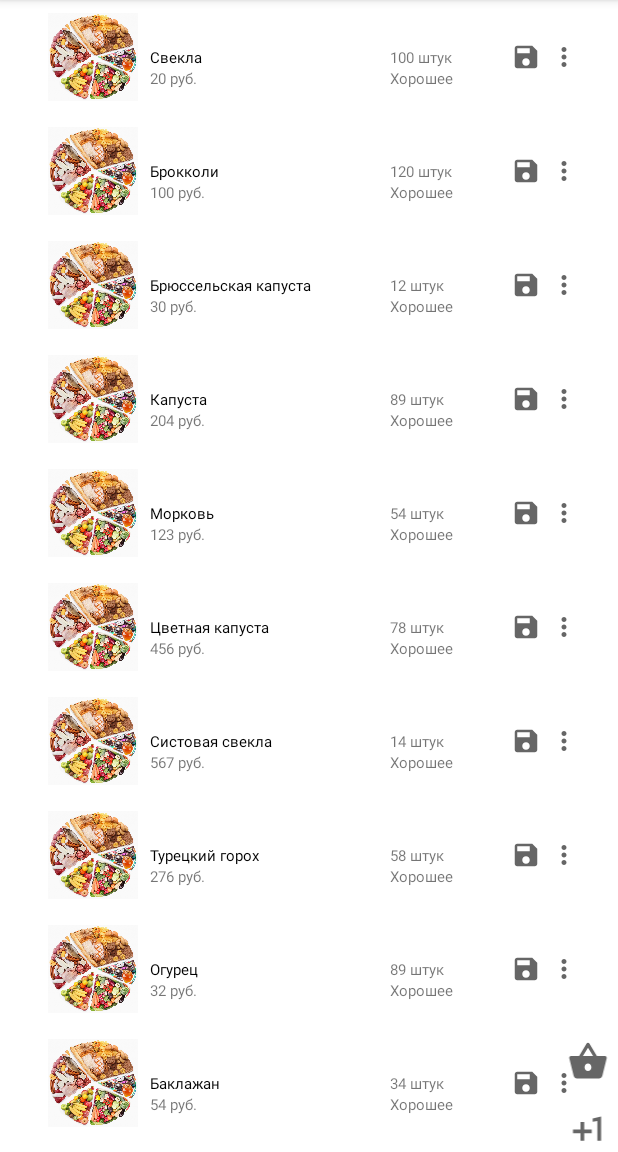
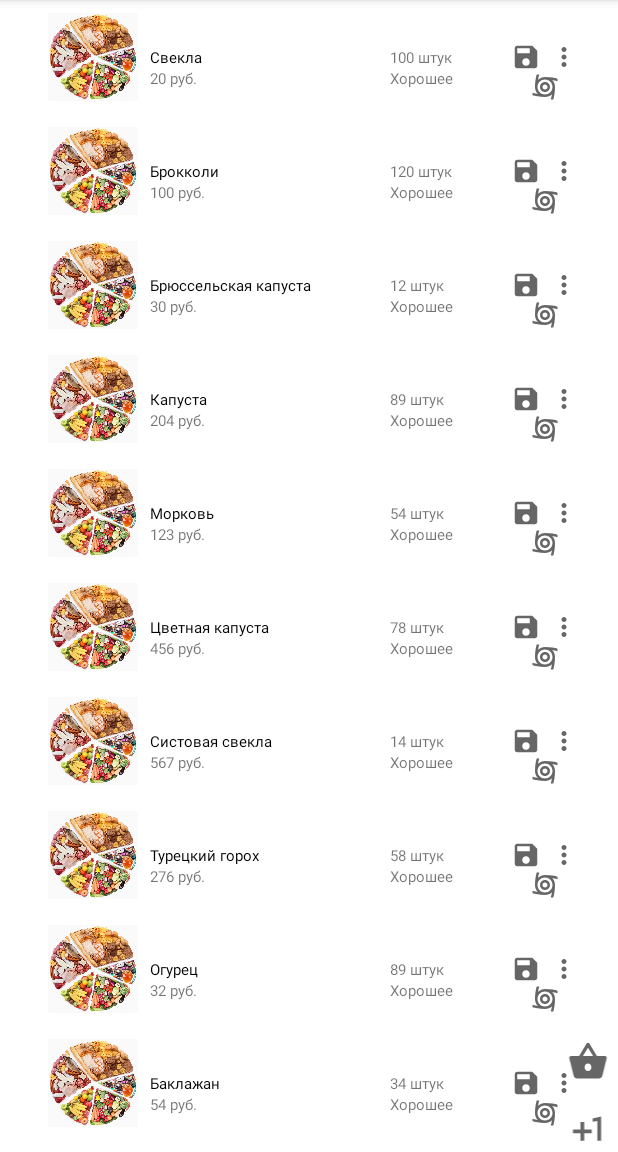
Before and after one commit to Mirex96/DZ.26.03.2022, an Android app: the screen it shows after launch (MainActivity), on a phone screen of 412 x 824 dp, the part 84-1236 px from its top. Run offline under Robolectric (Android 15) with nearby library versions, the phone set to English and light mode, and no system bars.

Commit message:
04.04.2022

```diff
--- a/app/src/main/java/com/example/dz26032022/EditActivity.kt
+++ b/app/src/main/java/com/example/dz26032022/EditActivity.kt
@@ -44,7 +44,7 @@ class EditActivity : AppCompatActivity() {
             finish()
 
 
-            if(product != newEditProduct) {
+            if (product != newEditProduct) {
                 Toast.makeText(this, "Продукт ${product.name} изменен", Toast.LENGTH_SHORT).show()
             } else {
                 Toast.makeText(this, "Продукт не изменен", Toast.LENGTH_SHORT).show()
--- a/app/src/main/java/com/example/dz26032022/MainActivity.kt
+++ b/app/src/main/java/com/example/dz26032022/MainActivity.kt
@@ -23,8 +23,6 @@ const val REQUEST_ADD = 101
 const val REQUEST_EDIT = 100
 const val SP_NAME = "User_SP"
 const val KEY_SP_PRODUCT = "KEY_SP_PRODUCT"
-
-
 
 
 @Parcelize
@@ -68,12 +66,11 @@ class MainActivity : AppCompatActivity() {
         )
     }
 
-    private val adapter = ProductAdapter(::onSelect, ::onMore, ::onSave)
+    private val adapter = ProductAdapter(::onSelect, ::onMore, ::onSave, ::onClone)
 
     override fun onCreate(savedInstanceState: Bundle?) {
         super.onCreate(savedInstanceState)
         setContentView(R.layout.activity_main)
-
 
 
         val add = findViewById<View>(R.id.onAdd)
@@ -91,6 +88,7 @@ class MainActivity : AppCompatActivity() {
 
             val intent = Intent(this, SaveProductNameActivity::class.java)
             startActivity(intent)
+
             val product = sharedPreferences.getString(KEY_SP_PRODUCT, null)
             Toast.makeText(this, "Продукт $product в корзине", LENGTH_SHORT).show()
         }
@@ -103,6 +101,7 @@ class MainActivity : AppCompatActivity() {
         val intent = Intent(this, InformationOnProduct::class.java)
         intent.putExtra(KEY_PRODUCT, product)
         startActivity(intent)
+
     }
 
     private fun onMore(product: Product) {
@@ -137,7 +136,12 @@ class MainActivity : AppCompatActivity() {
         Toast.makeText(this, "Продукт ${product.name} сохранен", LENGTH_SHORT).show()
     }
 
-    //
+    private fun onClone(product: Product) {
+        defaultProductList.add(product)
+        adapter.setData(defaultProductList)
+        Toast.makeText(this, "Продукт ${product.name} клонирован", LENGTH_SHORT).show()
+    }
+
     override fun onActivityResult(requestCode: Int, resultCode: Int, data: Intent?) {
         super.onActivityResult(requestCode, resultCode, data)
         if (requestCode == REQUEST_EDIT && resultCode == RESULT_OK && data != null) {
--- a/app/src/main/java/com/example/dz26032022/ProductAdapter.kt
+++ b/app/src/main/java/com/example/dz26032022/ProductAdapter.kt
@@ -12,7 +12,8 @@ import com.example.dz10032022.R
 class ProductAdapter(
     private val onSelect: (Product) -> Unit,
     private val onMore: (Product) -> Unit,
-    private val onSave: (Product) -> Unit
+    private val onSave: (Product) -> Unit,
+    private val onClone: (Product) -> Unit,
 ) : RecyclerView.Adapter<ProductAdapter.ProductViewHolder>() {
 
 
@@ -59,6 +60,10 @@ class ProductAdapter(
                 onSave(product)
             }
 
+            itemView.findViewById<View>(R.id.onClone).setOnClickListener {
+                onClone(product)
+            }
+
 
         }
 
--- /dev/null
+++ b/app/src/main/res/drawable/ic_clone.xml
@@ -0,0 +1,13 @@
+<vector xmlns:android="http://schemas.android.com/apk/res/android"
+    android:width="24dp"
+    android:height="24dp"
+    android:viewportWidth="24"
+    android:viewportHeight="24"
+    android:tint="?attr/colorControlNormal">
+  <path
+      android:fillColor="@android:color/white"
+      android:pathData="M12,8c-2.21,0 -4,1.79 -4,4c0,2.21 1.79,4 4,4c2.21,0 4,-1.79 4,-4C16,9.79 14.21,8 12,8zM12,14c-1.1,0 -2,-0.9 -2,-2c0,-1.1 0.9,-2 2,-2s2,0.9 2,2C14,13.1 13.1,14 12,14z"/>
+  <path
+      android:fillColor="@android:color/white"
+      android:pathData="M22,7.47V5.35C20.05,4.77 16.56,4 12,4C9.85,4 7.89,4.86 6.46,6.24C6.59,5.39 6.86,3.84 7.47,2H5.35C4.77,3.95 4,7.44 4,12c0,2.15 0.86,4.11 2.24,5.54c-0.85,-0.14 -2.4,-0.4 -4.24,-1.01v2.12C3.95,19.23 7.44,20 12,20c2.15,0 4.11,-0.86 5.54,-2.24c-0.14,0.85 -0.4,2.4 -1.01,4.24h2.12C19.23,20.05 20,16.56 20,12c0,-2.15 -0.86,-4.11 -2.24,-5.54C18.61,6.59 20.16,6.86 22,7.47zM12,18c-3.31,0 -6,-2.69 -6,-6s2.69,-6 6,-6s6,2.69 6,6S15.31,18 12,18z"/>
+</vector>
--- a/app/src/main/res/layout/activity_save_product_name.xml
+++ b/app/src/main/res/layout/activity_save_product_name.xml
@@ -40,7 +40,6 @@
         android:layout_width="wrap_content"
         android:layout_height="wrap_content"
         android:text="back"
-
         app:layout_constraintLeft_toLeftOf="@+id/nameSaveInformation"
         app:layout_constraintRight_toRightOf="@+id/nameSaveInformation"
         app:layout_constraintTop_toBottomOf="@+id/nameSaveInformation" />
--- a/app/src/main/res/layout/product_item.xml
+++ b/app/src/main/res/layout/product_item.xml
@@ -38,6 +38,16 @@
         app:layout_constraintBottom_toBottomOf="parent"
         app:layout_constraintRight_toLeftOf="@+id/onMore"
         app:layout_constraintTop_toTopOf="parent" />
+
+    <ImageView
+        android:id="@+id/onClone"
+        android:layout_width="60dp"
+        android:layout_height="20dp"
+        android:background="?android:selectableItemBackground"
+        android:src="@drawable/ic_clone"
+        app:layout_constraintLeft_toLeftOf="@+id/onSave"
+        app:layout_constraintRight_toRightOf="@+id/onMore"
+        app:layout_constraintTop_toBottomOf="@+id/onSave" />
 
 
     <TextView
```
Also changed, not shown: app/src/main/res/layout/bottom_sheet_dialog.xml (added, +66 -0 lines), 1 other file.
